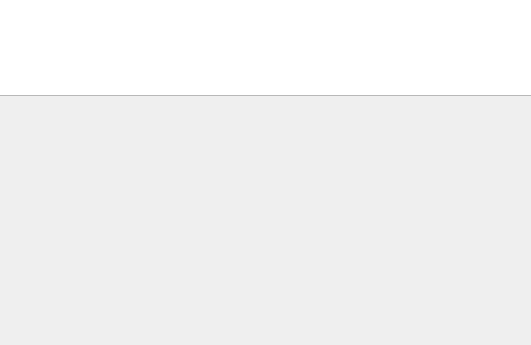
Before: the Qt Designer form formatrebovanje.ui in s-pab/Commercium, drawn with Qt 5; both pictures show x 130 to 661 and y 255 to 600 of the 800 by 600 pixel window.
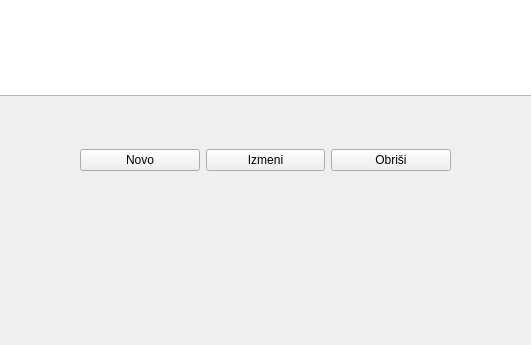
After: the same form once the commit is applied.

Patch:
```diff
--- a/formatrebovanje.ui
+++ b/formatrebovanje.ui
@@ -52,6 +52,39 @@
      <string>Trebovanje Br.</string>
     </property>
    </widget>
+   <widget class="QWidget" name="layoutWidget">
+    <property name="geometry">
+     <rect>
+      <x>210</x>
+      <y>380</y>
+      <width>371</width>
+      <height>71</height>
+     </rect>
+    </property>
+    <layout class="QHBoxLayout" name="horizontalLayout">
+     <item>
+      <widget class="QPushButton" name="pushButton">
+       <property name="text">
+        <string>Novo</string>
+       </property>
+      </widget>
+     </item>
+     <item>
+      <widget class="QPushButton" name="pushButton_2">
+       <property name="text">
+        <string>Izmeni</string>
+       </property>
+      </widget>
+     </item>
+     <item>
+      <widget class="QPushButton" name="pushButton_3">
+       <property name="text">
+        <string>Obriši</string>
+       </property>
+      </widget>
+     </item>
+    </layout>
+   </widget>
   </widget>
   <widget class="QMenuBar" name="menubar">
    <property name="geometry">
```
